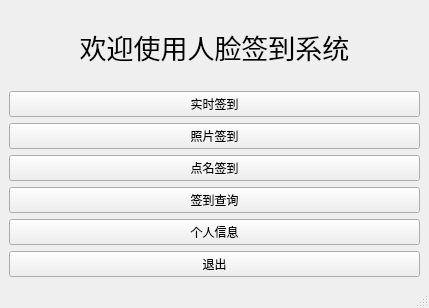
First picture: the form in myUI/Teacher_Form.ui, repository Seris-Gas-Company/Face-check-in-system, before the edit.
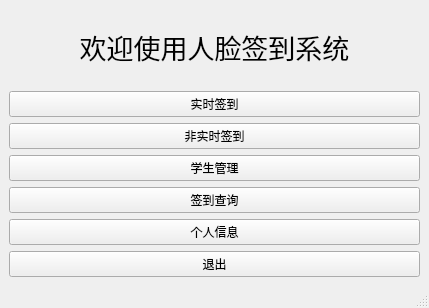
Second picture: the form after the edit. Icons and pictures are not drawn.

```diff
--- a/myUI/Teacher_Form.ui
+++ b/myUI/Teacher_Form.ui
@@ -50,14 +50,14 @@
     <item>
      <widget class="QPushButton" name="pushButton_2">
       <property name="text">
-       <string>照片签到</string>
+       <string>非实时签到</string>
       </property>
      </widget>
     </item>
     <item>
      <widget class="QPushButton" name="pushButton_3">
       <property name="text">
-       <string>点名签到</string>
+       <string>学生管理</string>
       </property>
      </widget>
     </item>
```
